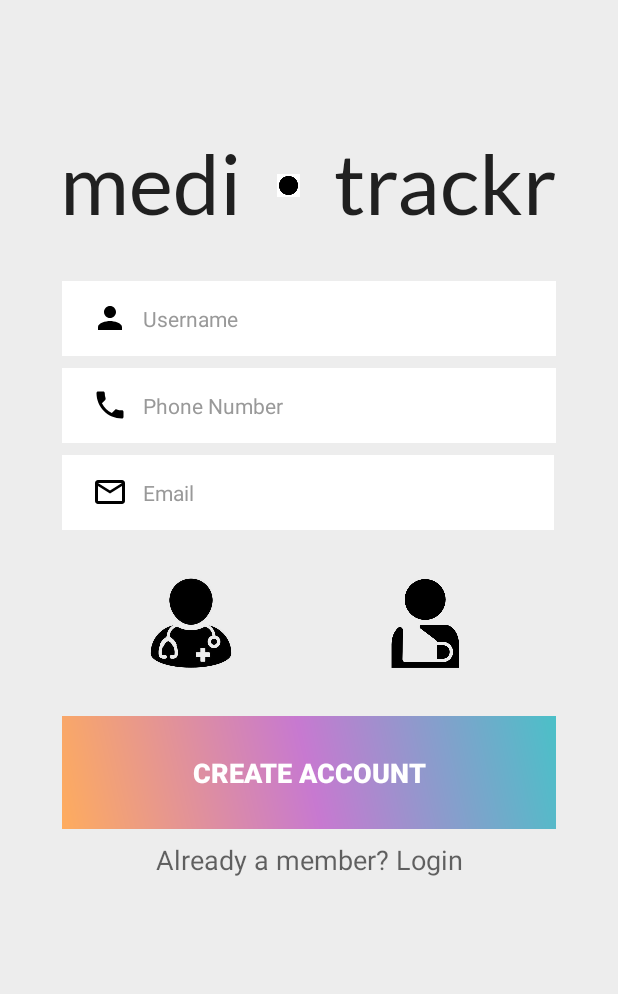
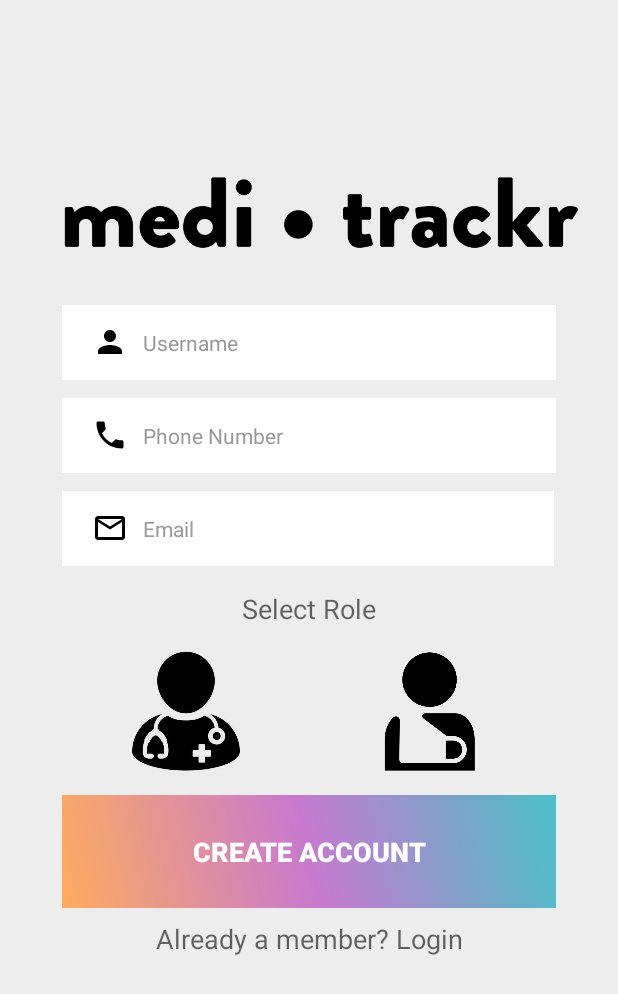
Before and after one commit to CMPUT301F18T15/MediTrackr, an Android app: the fragment RegisterFragment shown on its own in the app's theme, on a phone screen of 412 x 824 dp. Shown: the top 994 px of the screen. Run offline under Robolectric (Android 15) with nearby library versions, the phone set to English and light mode, and no system bars; Roboto replaces fonts that are not available here.

Commit message:
minor updates

```diff
--- a/app/src/main/java/com/example/meditrackr/controllers/SaveLoadController.java
+++ b/app/src/main/java/com/example/meditrackr/controllers/SaveLoadController.java
@@ -41,7 +41,7 @@ public class SaveLoadController {
 
     public static Patient loadPatient(Context context, String username){
         try {
-            FileInputStream stream = context.openFileInput(DOCTOR_FILE_NAME);
+            FileInputStream stream = context.openFileInput(PATIENT_FILE_NAME);
             BufferedReader in = new BufferedReader(new InputStreamReader(stream));
             Gson gson = new Gson();
             Patient patient = gson.fromJson(in, Patient.class);
--- a/app/src/main/res/layout/fragment_signup.xml
+++ b/app/src/main/res/layout/fragment_signup.xml
@@ -7,50 +7,25 @@
     android:background="@color/background2">
 
     <ImageView
-        android:id="@+id/imageView3"
-        android:layout_width="15dp"
-        android:layout_height="15dp"
-        android:layout_marginBottom="56dp"
-        app:layout_constraintBottom_toTopOf="@+id/username"
-        app:layout_constraintEnd_toStartOf="@+id/trackr2"
-        app:layout_constraintStart_toEndOf="@+id/medi2"
-        app:srcCompat="@drawable/black_dot" />
-
-    <TextView
-        android:id="@+id/trackr2"
-        android:layout_width="wrap_content"
-        android:layout_height="wrap_content"
-        android:layout_marginTop="88dp"
-        android:layout_marginEnd="40dp"
-        android:layout_marginRight="40dp"
-        android:fontFamily="@font/brandon"
-        android:text="trackr"
-        android:textAppearance="@style/TextAppearance.AppCompat"
-        android:textSize="56dp"
+        android:id="@+id/logo2"
+        android:layout_width="0dp"
+        android:layout_height="95dp"
+        android:layout_marginStart="8dp"
+        android:layout_marginLeft="8dp"
+        android:layout_marginTop="100dp"
+        android:layout_marginEnd="8dp"
+        android:layout_marginRight="8dp"
         app:layout_constraintEnd_toEndOf="parent"
-        app:layout_constraintStart_toEndOf="@+id/imageView2"
-        app:layout_constraintTop_toTopOf="parent" />
-
-    <TextView
-        android:id="@+id/medi2"
-        android:layout_width="wrap_content"
-        android:layout_height="wrap_content"
-        android:layout_marginStart="40dp"
-        android:layout_marginLeft="40dp"
-        android:layout_marginTop="88dp"
-        android:fontFamily="@font/brandon"
-        android:text="medi"
-        android:textAppearance="@style/TextAppearance.AppCompat"
-        android:textSize="56dp"
-        app:layout_constraintEnd_toStartOf="@+id/imageView2"
+        app:layout_constraintHorizontal_bias="0.546"
         app:layout_constraintStart_toStartOf="parent"
-        app:layout_constraintTop_toTopOf="parent" />
+        app:layout_constraintTop_toTopOf="parent"
+        app:srcCompat="@drawable/logo" />
 
     <EditText
         android:id="@+id/username"
         android:layout_width="0dp"
         android:layout_height="50dp"
-        android:layout_marginTop="32dp"
+        android:layout_marginTop="8dp"
         android:background="#FFFFFF"
         android:drawableLeft="@drawable/icon_user"
         android:drawablePadding="10dp"
@@ -63,13 +38,13 @@
         app:layout_constraintEnd_toStartOf="@+id/guideline_right"
         app:layout_constraintHorizontal_bias="0.0"
         app:layout_constraintStart_toStartOf="@+id/guideline_left"
-        app:layout_constraintTop_toBottomOf="@+id/trackr2" />
+        app:layout_constraintTop_toBottomOf="@+id/logo2" />
 
     <EditText
         android:id="@+id/phone_number"
         android:layout_width="0dp"
         android:layout_height="50dp"
-        android:layout_marginTop="8dp"
+        android:layout_marginTop="12dp"
         android:background="#FFFFFF"
         android:drawableLeft="@drawable/icon_phone"
         android:drawablePadding="10dp"
@@ -88,7 +63,7 @@
         android:id="@+id/email"
         android:layout_width="0dp"
         android:layout_height="50dp"
-        android:layout_marginTop="8dp"
+        android:layout_marginTop="12dp"
         android:layout_marginEnd="1dp"
         android:layout_marginRight="1dp"
         android:background="#FFFFFF"
@@ -105,34 +80,44 @@
         app:layout_constraintStart_toStartOf="@+id/guideline_left"
         app:layout_constraintTop_toBottomOf="@+id/phone_number" />
 
+    <TextView
+        android:id="@+id/textView"
+        android:layout_width="wrap_content"
+        android:layout_height="wrap_content"
+        android:layout_marginStart="8dp"
+        android:layout_marginLeft="8dp"
+        android:layout_marginTop="16dp"
+        android:layout_marginEnd="8dp"
+        android:layout_marginRight="8dp"
+        android:text="Select Role"
+        android:textAppearance="@style/TextAppearance.AppCompat.Caption"
+        android:textSize="18sp"
+        app:layout_constraintEnd_toStartOf="@+id/guideline_right"
+        app:layout_constraintStart_toStartOf="@+id/guideline_left"
+        app:layout_constraintTop_toBottomOf="@+id/email" />
+
     <ImageView
         android:id="@+id/careProvider"
-        android:layout_width="60dp"
-        android:layout_height="60dp"
-        android:layout_marginStart="8dp"
-        android:layout_marginLeft="8dp"
-        android:layout_marginTop="32dp"
-        android:layout_marginEnd="8dp"
-        android:layout_marginRight="8dp"
+        android:layout_width="80dp"
+        android:layout_height="80dp"
+        android:layout_marginTop="16dp"
         android:cropToPadding="true"
         app:layout_constraintEnd_toStartOf="@+id/patient"
         app:layout_constraintHorizontal_bias="0.5"
         app:layout_constraintStart_toEndOf="@+id/guideline_left"
         app:layout_constraintStart_toStartOf="parent"
-        app:layout_constraintTop_toBottomOf="@+id/email"
+        app:layout_constraintTop_toBottomOf="@+id/textView"
         app:srcCompat="@drawable/icon_doctor" />
 
     <ImageView
         android:id="@+id/patient"
-        android:layout_width="60dp"
-        android:layout_height="60dp"
-        android:layout_marginTop="32dp"
-        android:layout_marginEnd="8dp"
-        android:layout_marginRight="8dp"
+        android:layout_width="80dp"
+        android:layout_height="80dp"
+        android:layout_marginTop="16dp"
         app:layout_constraintEnd_toEndOf="parent"
         app:layout_constraintHorizontal_bias="0.5"
         app:layout_constraintStart_toEndOf="@+id/careProvider"
-        app:layout_constraintTop_toBottomOf="@+id/email"
+        app:layout_constraintTop_toBottomOf="@+id/textView"
         app:srcCompat="@drawable/patient" />
 
     <Button
@@ -140,7 +125,7 @@
         style="@style/Widget.AppCompat.Button.Borderless.Colored"
         android:layout_width="0dp"
         android:layout_height="75dp"
-        android:layout_marginTop="32dp"
+        android:layout_marginTop="16dp"
         android:background="@drawable/gradient"
         android:text="CREATE ACCOUNT"
         android:textAlignment="center"
```
Also changed, not shown: app/src/main/res/layout/fragment_login.xml (+19 -46 lines), app/src/main/res/layout/fragment_problems.xml (+4 -57 lines), app/src/main/res/drawable-v24/logo.png.
